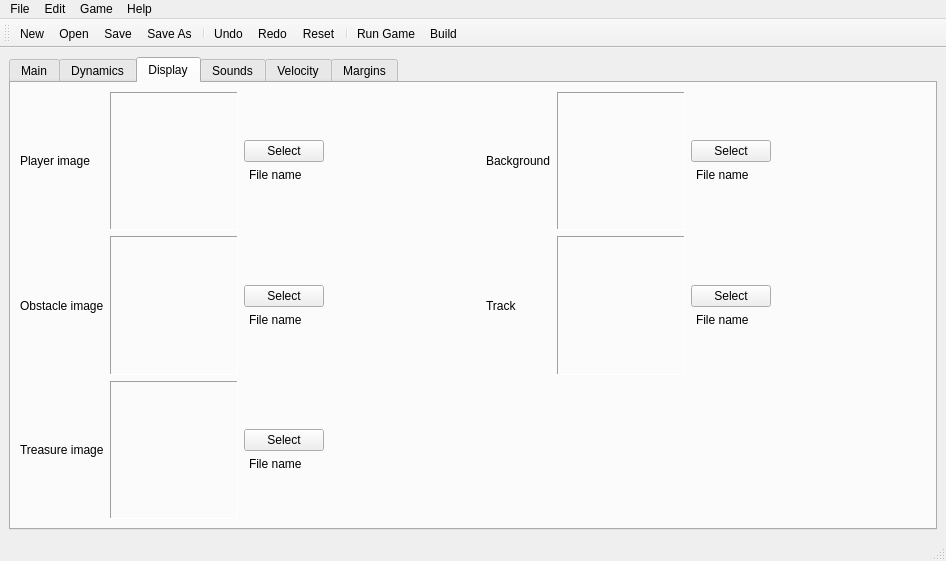
This is fvelgame/ui/form_main_window.ui in LAD-MathQuest/MathRunner as Qt 5 draws it before an edit. The edited form follows.
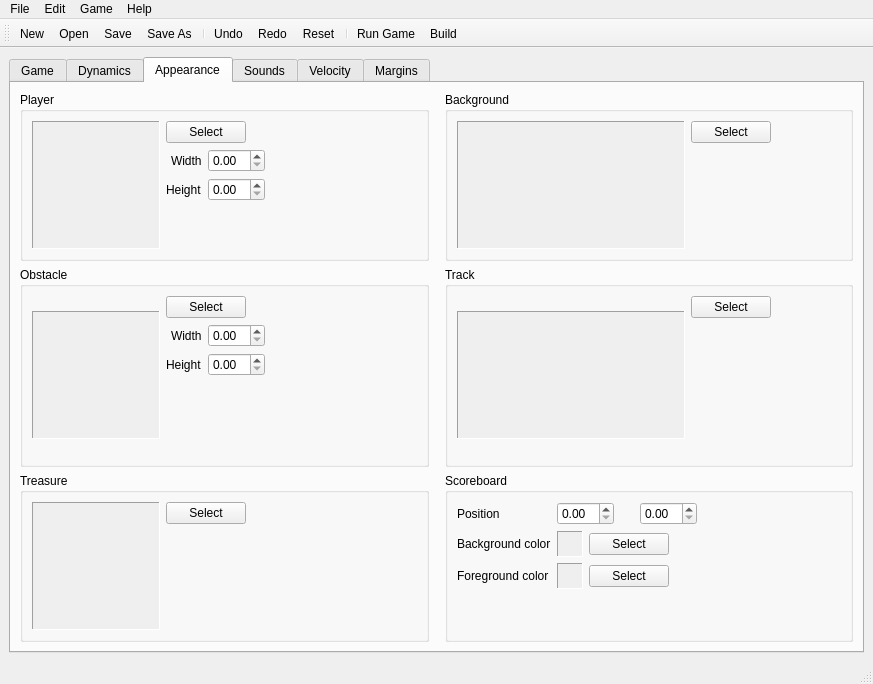
This is the edited form. The open tabs and pages were chosen to show the change. Icons and pictures are not drawn.

Commit message: Integration between MetaWorld and GameWorld

Patch:
```diff
--- a/fvelgame/ui/form_main_window.ui
+++ b/fvelgame/ui/form_main_window.ui
@@ -6,8 +6,8 @@
    <rect>
     <x>0</x>
     <y>0</y>
-    <width>946</width>
-    <height>561</height>
+    <width>873</width>
+    <height>684</height>
    </rect>
   </property>
   <property name="windowTitle">
@@ -20,6 +20,9 @@
       <property name="statusTip">
        <string/>
       </property>
+      <property name="autoFillBackground">
+       <bool>true</bool>
+      </property>
       <property name="currentIndex">
        <number>0</number>
       </property>
@@ -31,7 +34,7 @@
         <string>Define game properties</string>
        </property>
        <attribute name="title">
-        <string>Main</string>
+        <string>Game</string>
        </attribute>
        <layout class="QGridLayout" name="gridLayout_2">
         <item row="0" column="0">
@@ -44,10 +47,13 @@
         <item row="0" column="1">
          <widget class="QLineEdit" name="lineEdit"/>
         </item>
-        <item row="4" column="0">
-         <widget class="QLabel" name="label_4">
+        <item row="2" column="1">
+         <widget class="QPlainTextEdit" name="plainTextEdit"/>
+        </item>
+        <item row="3" column="0">
+         <widget class="QLabel" name="label_3">
           <property name="text">
-           <string>Icon</string>
+           <string>Author</string>
           </property>
          </widget>
         </item>
@@ -104,25 +110,16 @@
               </item>
              </layout>
             </item>
-            <item>
-             <widget class="QLabel" name="label_27">
-              <property name="sizePolicy">
-               <sizepolicy hsizetype="Expanding" vsizetype="Preferred">
-                <horstretch>0</horstretch>
-                <verstretch>0</verstretch>
-               </sizepolicy>
-              </property>
+           </layout>
+          </item>
+         </layout>
+        </item>
+        <item row="0" column="0">
+         <widget class="QLabel" name="label">
               <property name="text">
-               <string>File name</string>
-              </property>
-              <property name="indent">
-               <number>7</number>
-              </property>
-             </widget>
-            </item>
-           </layout>
-          </item>
-         </layout>
+           <string>Game name</string>
+          </property>
+         </widget>
         </item>
         <item row="2" column="0">
          <widget class="QLabel" name="label_2">
@@ -306,58 +303,135 @@
         <string>Define visual elements</string>
        </property>
        <attribute name="title">
-        <string>Display</string>
+        <string>Appearance</string>
        </attribute>
        <layout class="QGridLayout" name="gridLayout_4">
+        <item row="1" column="1">
+         <widget class="QGroupBox" name="groupBoxObstacle">
+          <property name="title">
+           <string>Obstacle</string>
+          </property>
+          <layout class="QGridLayout" name="gridLayout_8">
+           <item row="0" column="0" rowspan="5">
+            <widget class="QLabel" name="label_18">
+             <property name="sizePolicy">
+              <sizepolicy hsizetype="Fixed" vsizetype="Fixed">
+               <horstretch>0</horstretch>
+               <verstretch>0</verstretch>
+              </sizepolicy>
+             </property>
+             <property name="minimumSize">
+              <size>
+               <width>128</width>
+               <height>128</height>
+              </size>
+             </property>
+             <property name="autoFillBackground">
+              <bool>true</bool>
+             </property>
+             <property name="frameShape">
+              <enum>QFrame::Panel</enum>
+             </property>
+             <property name="frameShadow">
+              <enum>QFrame::Sunken</enum>
+             </property>
+             <property name="text">
+              <string/>
+             </property>
+            </widget>
+           </item>
+           <item row="0" column="1">
+            <layout class="QVBoxLayout" name="verticalLayout_4">
+             <item>
+              <layout class="QHBoxLayout" name="horizontalLayout_18">
+               <item>
+                <widget class="QPushButton" name="pushButton_5">
+                 <property name="text">
+                  <string>Select</string>
+                 </property>
+                </widget>
+               </item>
+               <item>
+                <spacer name="horizontalSpacer">
+                 <property name="orientation">
+                  <enum>Qt::Horizontal</enum>
+                 </property>
+                 <property name="sizeHint" stdset="0">
+                  <size>
+                   <width>40</width>
+                   <height>20</height>
+                  </size>
+                 </property>
+                </spacer>
+               </item>
+              </layout>
+             </item>
+             <item>
+              <layout class="QGridLayout" name="gridLayout_14">
+               <item row="0" column="1">
+                <widget class="QDoubleSpinBox" name="doubleSpinBox_17"/>
+               </item>
+               <item row="1" column="1">
+                <widget class="QDoubleSpinBox" name="doubleSpinBox_18"/>
+               </item>
+               <item row="1" column="0">
+                <widget class="QLabel" name="label_44">
+                 <property name="text">
+                  <string>Height</string>
+                 </property>
+                </widget>
+               </item>
         <item row="0" column="2">
-         <widget class="QLabel" name="label_13">
+                <spacer name="horizontalSpacer_19">
+                 <property name="orientation">
+                  <enum>Qt::Horizontal</enum>
+                 </property>
+                 <property name="sizeHint" stdset="0">
+                  <size>
+                   <width>40</width>
+                   <height>20</height>
+                  </size>
+                 </property>
+                </spacer>
+               </item>
+               <item row="0" column="0">
+                <widget class="QLabel" name="label_27">
           <property name="text">
+                  <string>Width</string>
+                 </property>
+                 <property name="indent">
+                  <number>5</number>
+                 </property>
+                </widget>
+               </item>
+              </layout>
+             </item>
+             <item>
+              <spacer name="verticalSpacer_14">
+               <property name="orientation">
+                <enum>Qt::Vertical</enum>
+               </property>
+               <property name="sizeHint" stdset="0">
+                <size>
+                 <width>20</width>
+                 <height>85</height>
+                </size>
+               </property>
+              </spacer>
+             </item>
+            </layout>
+           </item>
+          </layout>
+         </widget>
+        </item>
+        <item row="0" column="3">
+         <widget class="QGroupBox" name="groupBoxBackground">
+          <property name="title">
            <string>Background</string>
           </property>
-          <property name="margin">
-           <number>5</number>
-          </property>
-          <property name="indent">
-           <number>-3</number>
-          </property>
-         </widget>
-        </item>
-        <item row="0" column="3">
-         <layout class="QHBoxLayout" name="horizontalLayout_10">
-          <item>
-           <widget class="QLabel" name="label_16">
-            <property name="minimumSize">
-             <size>
-              <width>128</width>
-              <height>128</height>
-             </size>
-            </property>
-            <property name="frameShape">
-             <enum>QFrame::Panel</enum>
-            </property>
-            <property name="frameShadow">
-             <enum>QFrame::Sunken</enum>
-            </property>
-            <property name="text">
-             <string/>
-            </property>
-           </widget>
-          </item>
-          <item>
+          <layout class="QGridLayout" name="gridLayout_15">
+           <item row="0" column="1">
            <layout class="QVBoxLayout" name="verticalLayout_8">
-            <item>
-             <spacer name="verticalSpacer_18">
-              <property name="orientation">
-               <enum>Qt::Vertical</enum>
-              </property>
-              <property name="sizeHint" stdset="0">
-               <size>
-                <width>20</width>
-                <height>40</height>
-               </size>
-              </property>
-             </spacer>
-            </item>
             <item>
              <layout class="QHBoxLayout" name="horizontalLayout_20">
               <item>
@@ -382,16 +456,6 @@
               </item>
              </layout>
             </item>
-            <item>
-             <widget class="QLabel" name="label_40">
-              <property name="text">
-               <string>File name</string>
-              </property>
-              <property name="indent">
-               <number>5</number>
-              </property>
-             </widget>
-            </item>
             <item>
              <spacer name="verticalSpacer_17">
               <property name="orientation">
@@ -407,31 +471,60 @@
             </item>
            </layout>
           </item>
-         </layout>
-        </item>
-        <item row="1" column="0">
-         <widget class="QLabel" name="label_11">
+           <item row="0" column="0">
+            <widget class="QLabel" name="label_16">
+             <property name="sizePolicy">
+              <sizepolicy hsizetype="Fixed" vsizetype="Fixed">
+               <horstretch>0</horstretch>
+               <verstretch>0</verstretch>
+              </sizepolicy>
+             </property>
+             <property name="minimumSize">
+              <size>
+               <width>228</width>
+               <height>128</height>
+              </size>
+             </property>
+             <property name="autoFillBackground">
+              <bool>true</bool>
+             </property>
+             <property name="frameShape">
+              <enum>QFrame::Panel</enum>
+             </property>
+             <property name="frameShadow">
+              <enum>QFrame::Sunken</enum>
+             </property>
           <property name="text">
-           <string>Obstacle image</string>
-          </property>
-          <property name="margin">
-           <number>5</number>
-          </property>
-          <property name="indent">
-           <number>-3</number>
-          </property>
+              <string/>
+             </property>
+            </widget>
+           </item>
+          </layout>
          </widget>
         </item>
         <item row="2" column="1">
-         <layout class="QHBoxLayout" name="horizontalLayout_9">
-          <item>
+         <widget class="QGroupBox" name="groupBoxTreasure">
+          <property name="title">
+           <string>Treasure</string>
+          </property>
+          <layout class="QGridLayout" name="gridLayout_17">
+           <item row="0" column="0">
            <widget class="QLabel" name="label_17">
+             <property name="sizePolicy">
+              <sizepolicy hsizetype="Fixed" vsizetype="Fixed">
+               <horstretch>0</horstretch>
+               <verstretch>0</verstretch>
+              </sizepolicy>
+             </property>
             <property name="minimumSize">
              <size>
               <width>128</width>
               <height>128</height>
              </size>
             </property>
+             <property name="autoFillBackground">
+              <bool>true</bool>
+             </property>
             <property name="frameShape">
              <enum>QFrame::Panel</enum>
             </property>
@@ -443,21 +536,8 @@
             </property>
            </widget>
           </item>
-          <item>
+           <item row="0" column="1">
            <layout class="QVBoxLayout" name="verticalLayout_7">
-            <item>
-             <spacer name="verticalSpacer_16">
-              <property name="orientation">
-               <enum>Qt::Vertical</enum>
-              </property>
-              <property name="sizeHint" stdset="0">
-               <size>
-                <width>20</width>
-                <height>40</height>
-               </size>
-              </property>
-             </spacer>
-            </item>
             <item>
              <layout class="QHBoxLayout" name="horizontalLayout_19">
               <item>
@@ -482,16 +562,6 @@
               </item>
              </layout>
             </item>
-            <item>
-             <widget class="QLabel" name="label_39">
-              <property name="text">
-               <string>File name</string>
-              </property>
-              <property name="indent">
-               <number>5</number>
-              </property>
-             </widget>
-            </item>
             <item>
              <spacer name="verticalSpacer_15">
               <property name="orientation">
@@ -508,230 +578,31 @@
            </layout>
           </item>
          </layout>
-        </item>
-        <item row="1" column="1">
-         <layout class="QHBoxLayout" name="horizontalLayout_8">
-          <item>
-           <widget class="QLabel" name="label_18">
-            <property name="minimumSize">
-             <size>
-              <width>128</width>
-              <height>128</height>
-             </size>
-            </property>
-            <property name="frameShape">
-             <enum>QFrame::Panel</enum>
-            </property>
-            <property name="frameShadow">
-             <enum>QFrame::Sunken</enum>
-            </property>
-            <property name="text">
-             <string/>
-            </property>
-           </widget>
-          </item>
-          <item>
-           <layout class="QVBoxLayout" name="verticalLayout_6">
-            <item>
-             <spacer name="verticalSpacer_13">
-              <property name="orientation">
-               <enum>Qt::Vertical</enum>
-              </property>
-              <property name="sizeHint" stdset="0">
-               <size>
-                <width>20</width>
-                <height>40</height>
-               </size>
-              </property>
-             </spacer>
-            </item>
-            <item>
-             <layout class="QHBoxLayout" name="horizontalLayout_18">
-              <item>
-               <widget class="QPushButton" name="pushButton_5">
-                <property name="text">
-                 <string>Select</string>
-                </property>
-               </widget>
-              </item>
-              <item>
-               <spacer name="horizontalSpacer">
-                <property name="orientation">
-                 <enum>Qt::Horizontal</enum>
-                </property>
-                <property name="sizeHint" stdset="0">
-                 <size>
-                  <width>40</width>
-                  <height>20</height>
-                 </size>
-                </property>
-               </spacer>
-              </item>
-             </layout>
-            </item>
-            <item>
-             <widget class="QLabel" name="label_38">
-              <property name="text">
-               <string>File name</string>
-              </property>
-              <property name="indent">
-               <number>5</number>
-              </property>
-             </widget>
-            </item>
-            <item>
-             <spacer name="verticalSpacer_14">
-              <property name="orientation">
-               <enum>Qt::Vertical</enum>
-              </property>
-              <property name="sizeHint" stdset="0">
-               <size>
-                <width>20</width>
-                <height>40</height>
-               </size>
-              </property>
-             </spacer>
-            </item>
-           </layout>
-          </item>
-         </layout>
-        </item>
-        <item row="2" column="0">
-         <widget class="QLabel" name="label_12">
-          <property name="text">
-           <string>Treasure image</string>
-          </property>
-          <property name="margin">
-           <number>5</number>
-          </property>
-          <property name="indent">
-           <number>-3</number>
-          </property>
-         </widget>
-        </item>
-        <item row="1" column="3">
-         <layout class="QHBoxLayout" name="horizontalLayout_6">
-          <item>
-           <widget class="QLabel" name="label_15">
-            <property name="minimumSize">
-             <size>
-              <width>128</width>
-              <height>128</height>
-             </size>
-            </property>
-            <property name="frameShape">
-             <enum>QFrame::Panel</enum>
-            </property>
-            <property name="frameShadow">
-             <enum>QFrame::Sunken</enum>
-            </property>
-            <property name="text">
-             <string/>
-            </property>
-           </widget>
-          </item>
-          <item>
-           <layout class="QVBoxLayout" name="verticalLayout_9">
-            <item>
-             <spacer name="verticalSpacer_20">
-              <property name="orientation">
-               <enum>Qt::Vertical</enum>
-              </property>
-              <property name="sizeHint" stdset="0">
-               <size>
-                <width>20</width>
-                <height>40</height>
-               </size>
-              </property>
-             </spacer>
-            </item>
-            <item>
-             <layout class="QHBoxLayout" name="horizontalLayout_21">
-              <item>
-               <widget class="QPushButton" name="pushButton_8">
-                <property name="text">
-                 <string>Select</string>
-                </property>
-               </widget>
-              </item>
-              <item>
-               <spacer name="horizontalSpacer_10">
-                <property name="orientation">
-                 <enum>Qt::Horizontal</enum>
-                </property>
-                <property name="sizeHint" stdset="0">
-                 <size>
-                  <width>40</width>
-                  <height>20</height>
-                 </size>
-                </property>
-               </spacer>
-              </item>
-             </layout>
-            </item>
-            <item>
-             <widget class="QLabel" name="label_41">
-              <property name="text">
-               <string>File name</string>
-              </property>
-              <property name="indent">
-               <number>5</number>
-              </property>
-             </widget>
-            </item>
-            <item>
-             <spacer name="verticalSpacer_19">
-              <property name="orientation">
-               <enum>Qt::Vertical</enum>
-              </property>
-              <property name="sizeHint" stdset="0">
-               <size>
-                <width>20</width>
-                <height>40</height>
-               </size>
-              </property>
-             </spacer>
-            </item>
-           </layout>
-          </item>
-         </layout>
-        </item>
-        <item row="1" column="2">
-         <widget class="QLabel" name="label_14">
-          <property name="text">
-           <string>Track</string>
-          </property>
-          <property name="margin">
-           <number>5</number>
-          </property>
-          <property name="indent">
-           <number>-3</number>
-          </property>
-         </widget>
-        </item>
-        <item row="0" column="0">
-         <widget class="QLabel" name="label_10">
-          <property name="text">
-           <string>Player image</string>
-          </property>
-          <property name="margin">
-           <number>5</number>
-          </property>
-          <property name="indent">
-           <number>-3</number>
-          </property>
          </widget>
         </item>
         <item row="0" column="1">
-         <layout class="QHBoxLayout" name="horizontalLayout_7">
-          <item>
+         <widget class="QGroupBox" name="groupBoxPlayer">
+          <property name="title">
+           <string>Player</string>
+          </property>
+          <layout class="QGridLayout" name="gridLayout_13">
+           <item row="0" column="0">
            <widget class="QLabel" name="label_19">
+             <property name="sizePolicy">
+              <sizepolicy hsizetype="Fixed" vsizetype="Fixed">
+               <horstretch>0</horstretch>
+               <verstretch>0</verstretch>
+              </sizepolicy>
+             </property>
             <property name="minimumSize">
              <size>
               <width>128</width>
               <height>128</height>
              </size>
             </property>
+             <property name="autoFillBackground">
+              <bool>true</bool>
+             </property>
             <property name="frameShape">
              <enum>QFrame::Panel</enum>
             </property>
@@ -743,21 +614,8 @@
             </property>
            </widget>
           </item>
-          <item>
+           <item row="0" column="1">
            <layout class="QVBoxLayout" name="verticalLayout_2">
-            <item>
-             <spacer name="verticalSpacer_6">
-              <property name="orientation">
-               <enum>Qt::Vertical</enum>
-              </property>
-              <property name="sizeHint" stdset="0">
-               <size>
-                <width>20</width>
-                <height>40</height>
-               </size>
-              </property>
-             </spacer>
-            </item>
             <item>
              <layout class="QHBoxLayout" name="horizontalLayout_15">
               <item>
@@ -783,14 +641,44 @@
              </layout>
             </item>
             <item>
+              <layout class="QGridLayout" name="gridLayout_12">
+               <item row="0" column="1">
+                <widget class="QDoubleSpinBox" name="doubleSpinBox_13"/>
+               </item>
+               <item row="1" column="1">
+                <widget class="QDoubleSpinBox" name="doubleSpinBox_14"/>
+               </item>
+               <item row="0" column="0">
              <widget class="QLabel" name="label_26">
               <property name="text">
-               <string>File name</string>
+                  <string>Width</string>
               </property>
               <property name="indent">
                <number>5</number>
               </property>
              </widget>
+               </item>
+               <item row="1" column="0">
+                <widget class="QLabel" name="label_43">
+                 <property name="text">
+                  <string>Height</string>
+                 </property>
+                </widget>
+               </item>
+               <item row="0" column="2">
+                <spacer name="horizontalSpacer_14">
+                 <property name="orientation">
+                  <enum>Qt::Horizontal</enum>
+                 </property>
+                 <property name="sizeHint" stdset="0">
+                  <size>
+                   <width>40</width>
+                   <height>20</height>
+                  </size>
+                 </property>
+                </spacer>
+               </item>
+              </layout>
             </item>
             <item>
              <spacer name="verticalSpacer_5">
@@ -808,6 +696,299 @@
            </layout>
           </item>
          </layout>
+         </widget>
+        </item>
+        <item row="1" column="3">
+         <widget class="QGroupBox" name="groupBoxTrack">
+          <property name="title">
+           <string>Track</string>
+          </property>
+          <layout class="QGridLayout" name="gridLayout_16">
+           <item row="0" column="1">
+            <layout class="QVBoxLayout" name="verticalLayout_9">
+             <item>
+              <layout class="QHBoxLayout" name="horizontalLayout_21">
+               <item>
+                <widget class="QPushButton" name="pushButton_8">
+                 <property name="text">
+                  <string>Select</string>
+                 </property>
+                </widget>
+               </item>
+               <item>
+                <spacer name="horizontalSpacer_10">
+                 <property name="orientation">
+                  <enum>Qt::Horizontal</enum>
+                 </property>
+                 <property name="sizeHint" stdset="0">
+                  <size>
+                   <width>40</width>
+                   <height>20</height>
+                  </size>
+                 </property>
+                </spacer>
+               </item>
+              </layout>
+             </item>
+             <item>
+              <spacer name="verticalSpacer_19">
+               <property name="orientation">
+                <enum>Qt::Vertical</enum>
+               </property>
+               <property name="sizeHint" stdset="0">
+                <size>
+                 <width>20</width>
+                 <height>40</height>
+                </size>
+               </property>
+              </spacer>
+             </item>
+            </layout>
+           </item>
+           <item row="0" column="0">
+            <widget class="QLabel" name="label_15">
+             <property name="sizePolicy">
+              <sizepolicy hsizetype="Fixed" vsizetype="Fixed">
+               <horstretch>0</horstretch>
+               <verstretch>0</verstretch>
+              </sizepolicy>
+             </property>
+             <property name="minimumSize">
+              <size>
+               <width>228</width>
+               <height>128</height>
+              </size>
+             </property>
+             <property name="autoFillBackground">
+              <bool>true</bool>
+             </property>
+             <property name="frameShape">
+              <enum>QFrame::Panel</enum>
+             </property>
+             <property name="frameShadow">
+              <enum>QFrame::Sunken</enum>
+             </property>
+             <property name="text">
+              <string/>
+             </property>
+            </widget>
+           </item>
+          </layout>
+         </widget>
+        </item>
+        <item row="2" column="3">
+         <widget class="QGroupBox" name="groupBoxScoreboard">
+          <property name="title">
+           <string>Scoreboard</string>
+          </property>
+          <layout class="QGridLayout" name="gridLayout_18">
+           <item row="4" column="0">
+            <widget class="QLabel" name="label_10">
+             <property name="text">
+              <string>Foreground color</string>
+             </property>
+            </widget>
+           </item>
+           <item row="2" column="0">
+            <widget class="QLabel" name="label_4">
+             <property name="text">
+              <string>Position</string>
+             </property>
+            </widget>
+           </item>
+           <item row="5" column="0">
+            <spacer name="verticalSpacer_3">
+             <property name="orientation">
+              <enum>Qt::Vertical</enum>
+             </property>
+             <property name="sizeHint" stdset="0">
+              <size>
+               <width>20</width>
+               <height>40</height>
+              </size>
+             </property>
+            </spacer>
+           </item>
+           <item row="3" column="0">
+            <widget class="QLabel" name="label_11">
+             <property name="text">
+              <string>Background color</string>
+             </property>
+            </widget>
+           </item>
+           <item row="3" column="1">
+            <layout class="QHBoxLayout" name="horizontalLayout_22">
+             <item>
+              <widget class="QLabel" name="label_12">
+               <property name="sizePolicy">
+                <sizepolicy hsizetype="Fixed" vsizetype="Fixed">
+                 <horstretch>0</horstretch>
+                 <verstretch>0</verstretch>
+                </sizepolicy>
+               </property>
+               <property name="minimumSize">
+                <size>
+                 <width>26</width>
+                 <height>26</height>
+                </size>
+               </property>
+               <property name="baseSize">
+                <size>
+                 <width>26</width>
+                 <height>26</height>
+                </size>
+               </property>
+               <property name="autoFillBackground">
+                <bool>true</bool>
+               </property>
+               <property name="frameShape">
+                <enum>QFrame::Panel</enum>
+               </property>
+               <property name="frameShadow">
+                <enum>QFrame::Sunken</enum>
+               </property>
+               <property name="text">
+                <string/>
+               </property>
+              </widget>
+             </item>
+             <item>
+              <widget class="QPushButton" name="pushButton_15">
+               <property name="text">
+                <string>Select</string>
+               </property>
+              </widget>
+             </item>
+             <item>
+              <spacer name="horizontalSpacer_15">
+               <property name="orientation">
+                <enum>Qt::Horizontal</enum>
+               </property>
+               <property name="sizeHint" stdset="0">
+                <size>
+                 <width>40</width>
+                 <height>20</height>
+                </size>
+               </property>
+              </spacer>
+             </item>
+            </layout>
+           </item>
+           <item row="2" column="1">
+            <layout class="QHBoxLayout" name="horizontalLayout_23">
+             <item>
+              <widget class="QDoubleSpinBox" name="doubleSpinBox_15"/>
+             </item>
+             <item>
+              <spacer name="horizontalSpacer_18">
+               <property name="orientation">
+                <enum>Qt::Horizontal</enum>
+               </property>
+               <property name="sizeType">
+                <enum>QSizePolicy::Preferred</enum>
+               </property>
+               <property name="sizeHint" stdset="0">
+                <size>
+                 <width>20</width>
+                 <height>20</height>
+                </size>
+               </property>
+              </spacer>
+             </item>
+             <item>
+              <widget class="QDoubleSpinBox" name="doubleSpinBox_16"/>
+             </item>
+             <item>
+              <spacer name="horizontalSpacer_16">
+               <property name="orientation">
+                <enum>Qt::Horizontal</enum>
+               </property>
+               <property name="sizeHint" stdset="0">
+                <size>
+                 <width>40</width>
+                 <height>20</height>
+                </size>
+               </property>
+              </spacer>
+             </item>
+            </layout>
+           </item>
+           <item row="4" column="1">
+            <layout class="QHBoxLayout" name="horizontalLayout_24">
+             <item>
+              <widget class="QLabel" name="label_13">
+               <property name="sizePolicy">
+                <sizepolicy hsizetype="Fixed" vsizetype="Fixed">
+                 <horstretch>0</horstretch>
+                 <verstretch>0</verstretch>
+                </sizepolicy>
+               </property>
+               <property name="minimumSize">
+                <size>
+                 <width>26</width>
+                 <height>26</height>
+                </size>
+               </property>
+               <property name="baseSize">
+                <size>
+                 <width>26</width>
+                 <height>26</height>
+                </size>
+               </property>
+               <property name="autoFillBackground">
+                <bool>true</bool>
+               </property>
+               <property name="frameShape">
+                <enum>QFrame::Panel</enum>
+               </property>
+               <property name="frameShadow">
+                <enum>QFrame::Sunken</enum>
+               </property>
+               <property name="text">
+                <string/>
+               </property>
+              </widget>
+             </item>
+             <item>
+              <widget class="QPushButton" name="pushButton_16">
+               <property name="text">
+                <string>Select</string>
+               </property>
+              </widget>
+             </item>
+             <item>
+              <spacer name="horizontalSpacer_17">
+               <property name="orientation">
+                <enum>Qt::Horizontal</enum>
+               </property>
+               <property name="sizeHint" stdset="0">
+                <size>
+                 <width>40</width>
+                 <height>20</height>
+                </size>
+               </property>
+              </spacer>
+             </item>
+            </layout>
+           </item>
+          </layout>
+         </widget>
+        </item>
+        <item row="0" column="2">
+         <spacer name="horizontalSpacer_20">
+          <property name="orientation">
+           <enum>Qt::Horizontal</enum>
+          </property>
+          <property name="sizeType">
+           <enum>QSizePolicy::Fixed</enum>
+          </property>
+          <property name="sizeHint" stdset="0">
+           <size>
+            <width>10</width>
+            <height>20</height>
+           </size>
+          </property>
+         </spacer>
         </item>
        </layout>
       </widget>
@@ -1192,9 +1373,6 @@
           </item>
          </layout>
         </item>
-        <item row="0" column="3">
-         <layout class="QGridLayout" name="gridLayout_8"/>
-        </item>
        </layout>
       </widget>
      </widget>
@@ -1206,7 +1384,7 @@
     <rect>
      <x>0</x>
      <y>0</y>
-     <width>946</width>
+     <width>873</width>
      <height>23</height>
     </rect>
    </property>
```
Left out of the diff: 233 changed lines with no effect on the pictures. Lines whose indentation alone changed are shown as unchanged. The commit also changes 6 other files.
